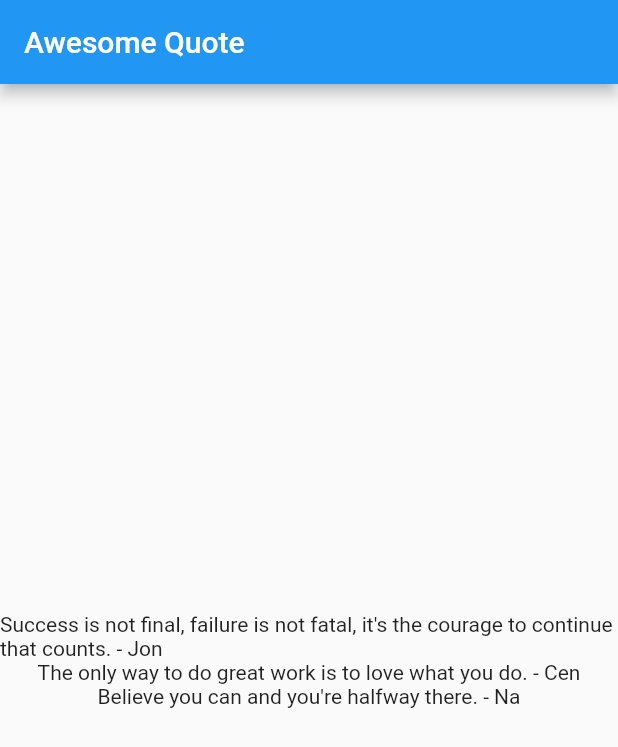
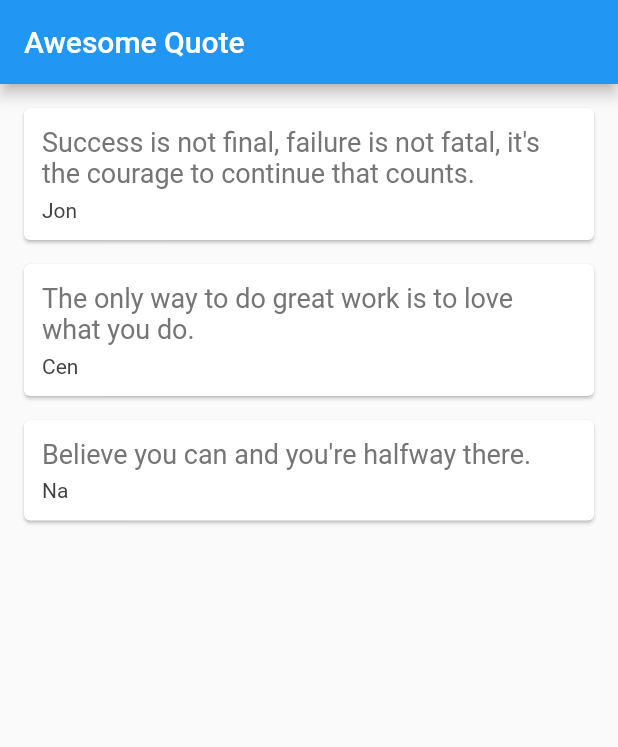
Before and after one commit to rariyuda/quotes, a Flutter app: the screen it shows after launch, on a phone screen of 412 x 824 dp. Shown: the top 747 px of the screen. Run offline on Flutter 3.47's test engine with Material 2 defaults, Android fonts, the phone set to English and light mode, and no system bars.

Commit message:
wrap text quotes inside card box

```diff
--- a/lib/main.dart
+++ b/lib/main.dart
@@ -2,7 +2,7 @@ import 'package:flutter/material.dart';
 import 'quote.dart';
 
 void main(){
-  runApp(MaterialApp(
+  runApp(const MaterialApp(
     home: QuoteList(),
   ));
 }
@@ -15,26 +15,51 @@ class QuoteList extends StatefulWidget {
 }
 
 class _QuoteListState extends State<QuoteList> {
-  @override
-
   List<Quote> quotes = [
   Quote(text:"Success is not final, failure is not fatal, it's the courage to continue that counts.",author:'Jon'),
   Quote(text:"The only way to do great work is to love what you do.",author:'Cen'),
   Quote(text:"Believe you can and you're halfway there.",author:'Na'),
   ];
 
+  Widget quoteTemplate(quote){
+    return Card(
+      margin: EdgeInsets.fromLTRB(16, 16, 16, 0),
+      child: Padding(
+        padding: const EdgeInsets.all(12.0),
+        child: Column(
+          crossAxisAlignment: CrossAxisAlignment.stretch,
+          children : <Widget>[
+            Text(
+              quote.text,
+              style: TextStyle(
+                fontSize: 18.0,
+                color: Colors.grey[600],
+              ),
+            ),
+            SizedBox(height: 6.0),
+            Text(
+              quote.author,
+              style: TextStyle(
+                fontSize: 14.0,
+                color: Colors.grey[800],
+              ),
+            ),
+        ],),
+      )
+    );
+  }
   List<String> authors = [
   'Jon',
   'Cen',
   'Na'
   ];
 
+  @override
   Widget build(BuildContext context) {
     return Scaffold(
-      appBar: AppBar(title: Text('Awesome Quote'),),
+      appBar: AppBar(title: const Text('Awesome Quote'),),
       body: Column(
-        mainAxisAlignment: MainAxisAlignment.center,
-        children: quotes.map((quote) => Text('${quote.text} - ${quote.author}')).toList()
+        children: quotes.map((quote) => quoteTemplate(quote)).toList(),
       ),
     );
   }
```
